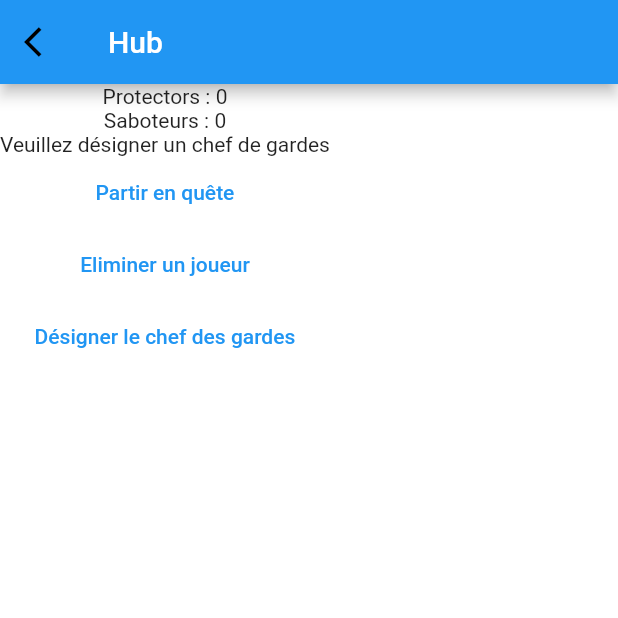
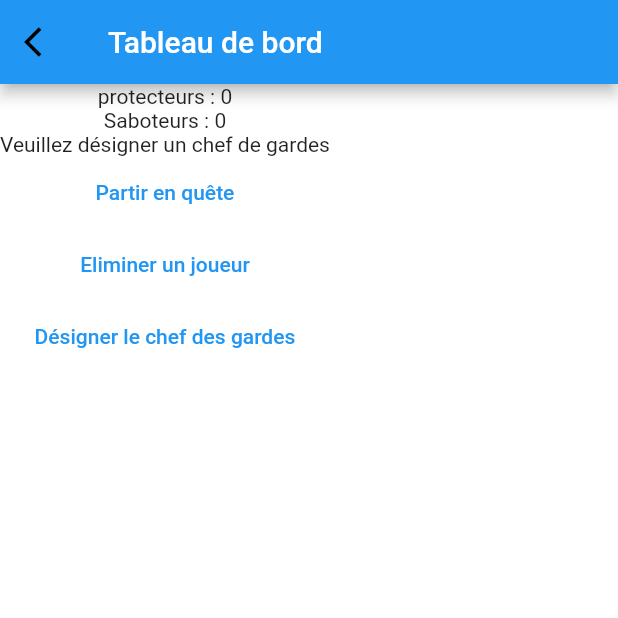
Before and after one commit to AntoineDly/HistoWorld, a Flutter app: the HubPage screen opened directly, on a phone screen of 412 x 824 dp, the top half of it. Run offline on Flutter 3.47's test engine with Material 2 defaults, Android fonts, the phone set to English and light mode, and no system bars; our stand-ins replace sqflite; accounts and stored records are empty.

```diff
--- a/lib/Models/Persona.dart
+++ b/lib/Models/Persona.dart
@@ -1,11 +1,12 @@
 final String tablePersonas = 'personas';
 
 class PersonaFields {
-  static final List<String> values = [id, name, roleId, isAlreadySelected];
+  static final List<String> values = [id, name, roleId, isAlreadySelected, description];
   static const String id = '_id';
   static const String name = 'name';
   static const String roleId = 'roleId';
   static const String isAlreadySelected = 'isAlreadySelected';
+  static const String description = 'description';
 }
 
 class Persona {
@@ -13,32 +14,37 @@ class Persona {
   final String name;
   final int roleId;
   final int isAlreadySelected;
+  final String description;
 
   const Persona({
     required this.id,
     required this.name,
     required this.roleId,
-    required this.isAlreadySelected
+    required this.isAlreadySelected,
+    required this.description
   });
 
   Persona copy({
     int? id,
     String? name,
     int? roleId,
-    int? isAlreadySelected
+    int? isAlreadySelected,
+    String? description
   }) =>
       Persona(
         id: id ?? this.id,
         name: name ?? this.name,
         roleId: roleId ?? this.roleId,
-        isAlreadySelected: isAlreadySelected ?? this.isAlreadySelected
+        isAlreadySelected: isAlreadySelected ?? this.isAlreadySelected,
+        description: description ?? this.description
       );
 
   static Persona fromJson(Map<String, Object?> json) => Persona(
     id: json['_id'] as int,
     name: json['name'] as String,
     roleId: json['roleId'] as int,
-    isAlreadySelected: json['isAlreadySelected'] as int
+    isAlreadySelected: json['isAlreadySelected'] as int,
+    description: json['description'] as String
   );
 
   Map<String, Object?> toJson() {
@@ -46,7 +52,8 @@ class Persona {
       PersonaFields.id: id,
       PersonaFields.name: name,
       PersonaFields.roleId: roleId,
-      PersonaFields.isAlreadySelected: isAlreadySelected
+      PersonaFields.isAlreadySelected: isAlreadySelected,
+      PersonaFields.description: description
     };
   }
 }
--- a/lib/Scenes/Eliminate/eliminatepage.dart
+++ b/lib/Scenes/Eliminate/eliminatepage.dart
@@ -71,7 +71,7 @@ class _EliminatePageState extends State<EliminatePage> {
               onWillPop: onWillPop,
               child: Scaffold(
                   appBar: AppBar(
-                    title: Text('Partir en quête'),
+                    title: Text('Eliminer un joueur'),
                     leading: GestureDetector(
                       child: const Icon( Icons.arrow_back_ios, color: Colors.black,  ),
                       onTap: () {
@@ -81,6 +81,8 @@ class _EliminatePageState extends State<EliminatePage> {
                   ),
                   body: Column(
                     children: <Widget>[
+                      Text('A la majorité, éliminez un joueur'),
+                      Text('Il te suffit de cliquer sur le joueur qui a été éliminer de la partie.'),
                       GridView.count(
                           crossAxisCount: 2,
                           scrollDirection: Axis.vertical,
@@ -124,7 +126,7 @@ class _EliminatePageState extends State<EliminatePage> {
                                   );
                                 }
                               },
-                              child: Text('Valider')
+                              child: Text('Eliminer')
                           )
                       ),
                     ],
--- a/lib/Scenes/Eliminate/validateElimination.dart
+++ b/lib/Scenes/Eliminate/validateElimination.dart
@@ -26,11 +26,11 @@ class _ValidateEliminationPageState extends State<ValidateEliminationPage> {
   Widget build(BuildContext context) {
     return Scaffold(
       appBar: AppBar(
-        title: Text('Quête'),
+        title: Text('Eliminer un joueur'),
       ),
         body: Column(
             children: [
-              Text(widget.selectedUser.name),
+              Text(widget.selectedUser.name + ' a été guillotiné(e).'),
               TextButton(
                   onPressed: () async {
                     await removeUser(widget.selectedUser).then((test) =>
--- a/lib/Scenes/Hub/hubpage.dart
+++ b/lib/Scenes/Hub/hubpage.dart
@@ -18,7 +18,7 @@ class HubPage extends StatefulWidget {
 class _HubPageState extends State<HubPage> {
   MaterialPageRoute returnPage = MaterialPageRoute(builder: (context) => const MyHomePage(title : 'Home'));
   List<NumberBuildings> numberBuildings = [];
-  int currentNbProtectors = 0;
+  int currentNbProtecteurs = 0;
   int currentNbSaboteurs = 0;
 
   @override
@@ -27,7 +27,7 @@ class _HubPageState extends State<HubPage> {
     getNumberBuildings().then((numberBuildings) {
       setState(() {
         this.numberBuildings = numberBuildings;
-        currentNbProtectors = numberBuildings[0].current;
+        currentNbProtecteurs = numberBuildings[0].current;
         currentNbSaboteurs = numberBuildings[1].current;
       });
     });
@@ -70,7 +70,7 @@ class _HubPageState extends State<HubPage> {
         onWillPop: onWillPop,
         child: Scaffold(
           appBar: AppBar(
-            title: Text('Hub'),
+            title: Text('Tableau de bord'),
             leading: GestureDetector(
               child: const Icon( Icons.arrow_back_ios, color: Colors.black,  ),
               onTap: () {
@@ -80,7 +80,7 @@ class _HubPageState extends State<HubPage> {
           ),
           body: Column(
               children: <Widget>[
-                Text ('Protectors : ' + currentNbProtectors.toString()),
+                Text ('protecteurs : ' + currentNbProtecteurs.toString()),
                 Text ('Saboteurs : ' + currentNbSaboteurs.toString()),
                 Text(widget.user != null ? widget.user!.name : 'Veuillez désigner un chef de gardes'),
                 TextButton(
--- a/lib/Scenes/NumberUsers/numberuserspage.dart
+++ b/lib/Scenes/NumberUsers/numberuserspage.dart
@@ -14,13 +14,13 @@ class NumberUsersPage extends StatefulWidget {
 
 class _NumberUsersPageState extends State<NumberUsersPage> {
   int players = 4;
-  int protectors = 3;
+  int protecteurs = 3;
   int saboteurs = 1;
 
   Future<NumberUsers> initNumberUsers() async {
-    final NumberUsers numberProtectors = NumberUsers(
+    final NumberUsers numberProtecteurs = NumberUsers(
         roleId: 1,
-        expected: protectors,
+        expected: protecteurs,
         current: 0
     );
     final NumberUsers numberSaboteurs = NumberUsers(
@@ -35,7 +35,7 @@ class _NumberUsersPageState extends State<NumberUsersPage> {
     );
     ORM.instance.reset();
 
-    await ORM.instance.createNumberUsers(numberProtectors);
+    await ORM.instance.createNumberUsers(numberProtecteurs);
     await ORM.instance.createNumberUsers(numberSaboteurs);
     return await ORM.instance.createNumberUsers(numberPlayers);
   }
@@ -45,7 +45,7 @@ class _NumberUsersPageState extends State<NumberUsersPage> {
       if(players < 10) {
         players++;
       }
-      getProtectorsAndSaboteurs();
+      getProtecteursAndSaboteurs();
     });
   }
 
@@ -54,45 +54,45 @@ class _NumberUsersPageState extends State<NumberUsersPage> {
       if(players > 4) {
         players--;
       }
-      getProtectorsAndSaboteurs();
+      getProtecteursAndSaboteurs();
     });
   }
 
-  void getProtectorsAndSaboteurs() {
+  void getProtecteursAndSaboteurs() {
     setState(() {
       switch(players) {
         case 4: {
-          protectors = 3;
+          protecteurs = 3;
           saboteurs = 1;
           break;
         }
         case 5: {
-          protectors = 3;
+          protecteurs = 3;
           saboteurs = 2;
           break;
         }
         case 6: {
-          protectors = 4;
+          protecteurs = 4;
           saboteurs = 2;
           break;
         }
         case 7: {
-          protectors = 4;
+          protecteurs = 4;
           saboteurs = 3;
           break;
         }
         case 8: {
-          protectors = 5;
+          protecteurs = 5;
           saboteurs = 3;
           break;
         }
         case 9: {
-          protectors = 5;
+          protecteurs = 5;
           saboteurs = 4;
           break;
         }
         case 10: {
-          protectors = 6;
+          protecteurs = 6;
           saboteurs = 4;
           break;
         }
@@ -133,7 +133,7 @@ class _NumberUsersPageState extends State<NumberUsersPage> {
                 'Nombre de protecteurs ',
               ),
               Text(
-                '$protectors',
+                '$protecteurs',
               ),
             ]
           ),
--- a/lib/Scenes/Round/roundpage.dart
+++ b/lib/Scenes/Round/roundpage.dart
@@ -1,9 +1,9 @@
 import 'package:flutter/material.dart';
+import 'package:histoworld/Scenes/Round/instructionspage.dart';
 import '../../Models/User.dart';
 
 import '../../Service/Database.dart';
 import '../Hub/hubpage.dart';
-import 'questpage.dart';
 
 class RoundPage extends StatefulWidget {
   const RoundPage({super.key});
@@ -119,7 +119,7 @@ class _RoundPageState extends State<RoundPage> {
                           onPressed: () {
                             Navigator.push(
                                 context,
-                                MaterialPageRoute(builder: (context) => QuestPage(selectedUsers: selectedUsers))
+                                MaterialPageRoute(builder: (context) => InstructionsPage(selectedUsers: selectedUsers))
                             );
                           },
                           child: Text('Valider')
```
Also changed, not shown: lib/Scenes/ChooseGuard/chooseguard.dart (+10 -4 lines), lib/Scenes/Quest/questpage.dart (deleted, +0 -56 lines), lib/Scenes/Round/instructionspage.dart (added, +45 -0 lines), lib/Scenes/Round/questpage.dart (+4 -13 lines), lib/Scenes/User/createuserpage.dart (+7 -6 lines), lib/Scenes/User/userpage.dart (+9 -2 lines), lib/Service/Database.dart (+32 -25 lines).
